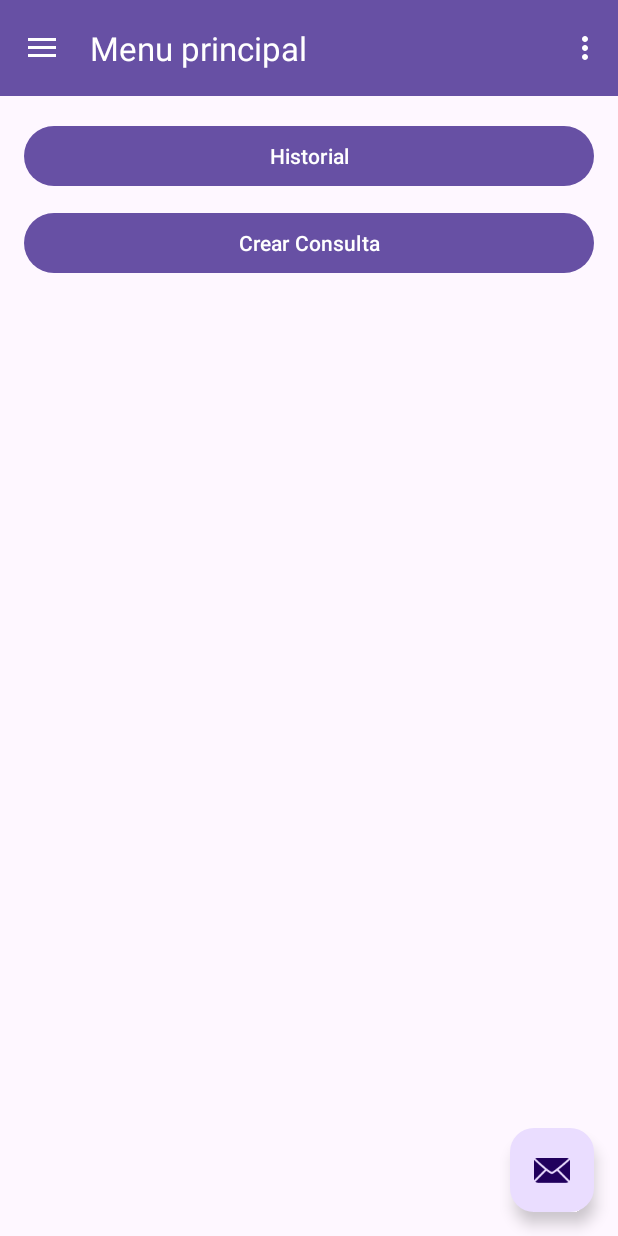
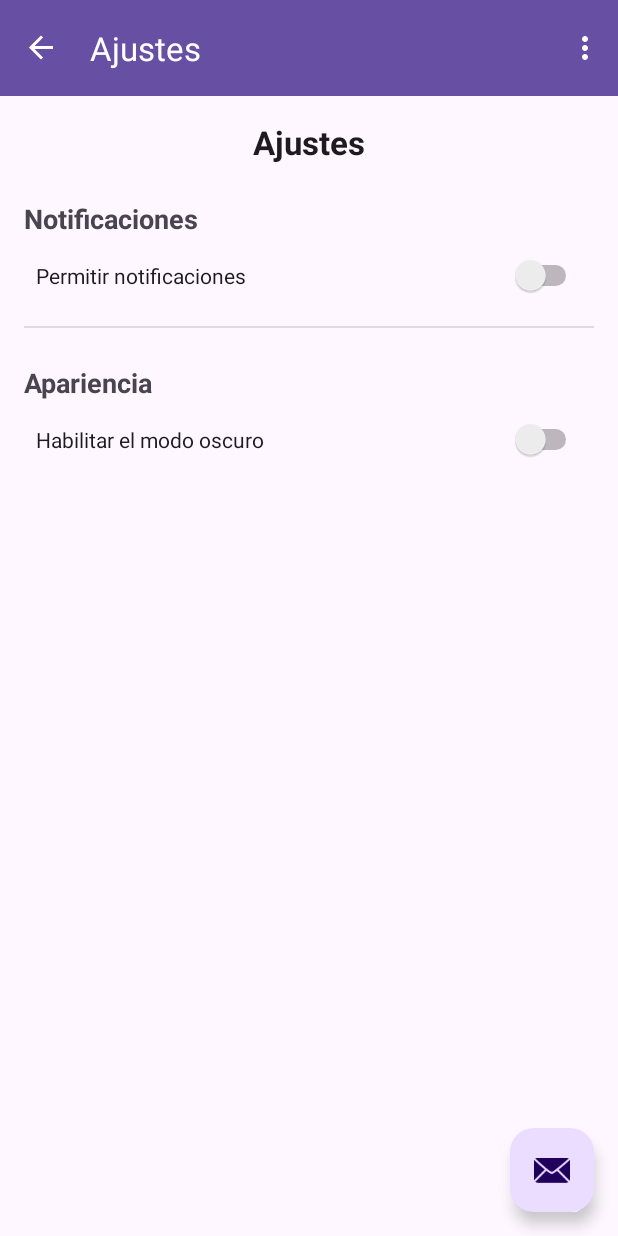
Before and after one commit to EdgarMontero/ProyectoDAMcliente, an Android app: the MenuDesplegable screen opened directly, with no data from a screen before it, in the options menu, after a tap on "Ajustes", on a phone screen of 412 x 824 dp. Run offline under Robolectric (Android 15) with nearby library versions, the phone set to English and light mode, and no system bars; our stand-ins replace navigation-ui.

Commit message:
commit 5 (ajustes y filtrar por tipo)

```diff
--- /dev/null
+++ b/app/src/main/java/com/edgarmontero/proyectoDam/ui/Ajustes.java
@@ -0,0 +1,118 @@
+package com.edgarmontero.proyectoDam.ui;
+
+import android.content.Context;
+import android.content.SharedPreferences;
+import android.os.Bundle;
+
+import androidx.appcompat.app.AppCompatDelegate;
+import androidx.fragment.app.Fragment;
+import android.view.LayoutInflater;
+import android.view.View;
+import android.view.ViewGroup;
+import android.widget.CompoundButton;
+import android.widget.Switch;
+import android.widget.Toast;
+import com.edgarmontero.proyectoDam.R;
+
+public class Ajustes extends Fragment {
+
+    private static final String ARG_PARAM1 = "param1";
+    private static final String ARG_PARAM2 = "param2";
+    private static final String PREFERENCES_FILE = "com.edgarmontero.proyectoDam.preferences";
+    private static final String NOTIFICATIONS_KEY = "notifications_enabled";
+    private static final String DARK_MODE_KEY = "dark_mode_enabled";
+
+    private String mParam1;
+    private String mParam2;
+
+    public Ajustes() {
+        // Required empty public constructor
+    }
+
+    public static Ajustes newInstance(String param1, String param2) {
+        Ajustes fragment = new Ajustes();
+        Bundle args = new Bundle();
+        args.putString(ARG_PARAM1, param1);
+        args.putString(ARG_PARAM2, param2);
+        fragment.setArguments(args);
+        return fragment;
+    }
+
+    @Override
+    public void onCreate(Bundle savedInstanceState) {
+        super.onCreate(savedInstanceState);
+        if (getArguments() != null) {
+            mParam1 = getArguments().getString(ARG_PARAM1);
+            mParam2 = getArguments().getString(ARG_PARAM2);
+        }
+
+        // Check saved preferences for dark mode
+        SharedPreferences preferences = getActivity().getSharedPreferences(PREFERENCES_FILE, Context.MODE_PRIVATE);
+        boolean isDarkModeEnabled = preferences.getBoolean(DARK_MODE_KEY, false);
+        if (isDarkModeEnabled) {
+            AppCompatDelegate.setDefaultNightMode(AppCompatDelegate.MODE_NIGHT_YES);
+        } else {
+            AppCompatDelegate.setDefaultNightMode(AppCompatDelegate.MODE_NIGHT_NO);
+        }
+    }
+
+    @Override
+    public View onCreateView(LayoutInflater inflater, ViewGroup container,
+                             Bundle savedInstanceState) {
+        View view = inflater.inflate(R.layout.fragment_ajustes, container, false);
+
+        // Switch to enable or disable notifications
+        Switch switchNotifications = view.findViewById(R.id.switch_notifications);
+        switchNotifications.setOnCheckedChangeListener(new CompoundButton.OnCheckedChangeListener() {
+            @Override
+            public void onCheckedChanged(CompoundButton buttonView, boolean isChecked) {
+                if (isChecked) {
+                    enableNotifications();
+                } else {
+                    disableNotifications();
+                }
+            }
+        });
+
+        Switch switchDarkMode = view.findViewById(R.id.switch_dark_mode);
+        SharedPreferences preferences = getActivity().getSharedPreferences(PREFERENCES_FILE, Context.MODE_PRIVATE);
+        switchDarkMode.setChecked(preferences.getBoolean(DARK_MODE_KEY, false));
+
+        switchDarkMode.setOnCheckedChangeListener(new CompoundButton.OnCheckedChangeListener() {
+            @Override
+            public void onCheckedChanged(CompoundButton buttonView, boolean isChecked) {
+                SharedPreferences.Editor editor = preferences.edit();
+                if (isChecked) {
+                    Toast.makeText(getContext(), "Dark Mode Enabled", Toast.LENGTH_SHORT).show();
+                    enableDarkMode();
+                    editor.putBoolean(DARK_MODE_KEY, true);
+                } else {
+                    Toast.makeText(getContext(), "Dark Mode Disabled", Toast.LENGTH_SHORT).show();
+                    disableDarkMode();
+                    editor.putBoolean(DARK_MODE_KEY, false);
+                }
+                editor.apply();
+            }
+        });
+
+        return view;
+    }
+
+    // Function to enable dark mode
+    private void enableDarkMode() {
+        AppCompatDelegate.setDefaultNightMode(AppCompatDelegate.MODE_NIGHT_YES);
+    }
+
+    // Function to disable dark mode
+    private void disableDarkMode() {
+        AppCompatDelegate.setDefaultNightMode(AppCompatDelegate.MODE_NIGHT_NO);
+    }
+
+    private void enableNotifications() {
+        Toast.makeText(getContext(), "Notificaciones activadas", Toast.LENGTH_SHORT).show();
+    }
+
+    private void disableNotifications() {
+        Toast.makeText(getContext(), "Notificaciones desactivadas", Toast.LENGTH_SHORT).show();
+    }
+}
--- a/app/src/main/res/layout/activity_main.xml
+++ b/app/src/main/res/layout/activity_main.xml
@@ -57,14 +57,14 @@
             android:layout_width="wrap_content"
             android:layout_height="wrap_content"
             android:layout_gravity="center"
-            android:text="@string/NoRegistrado" />
+            android:text="@string/no_registrado" />
 
         <Button
             android:id="@+id/registerButton"
             android:layout_width="131dp"
             android:layout_height="wrap_content"
             android:layout_gravity="center"
-            android:text="@string/CrearCuenta" />
+            android:text="@string/crear_cuenta" />
     </LinearLayout>
 
 </androidx.constraintlayout.widget.ConstraintLayout>
--- /dev/null
+++ b/app/src/main/res/layout/fragment_ajustes.xml
@@ -0,0 +1,62 @@
+<?xml version="1.0" encoding="utf-8"?>
+<LinearLayout xmlns:android="http://schemas.android.com/apk/res/android"
+    xmlns:tools="http://schemas.android.com/tools"
+    android:layout_width="match_parent"
+    android:layout_height="match_parent"
+    android:orientation="vertical"
+    android:padding="16dp"
+    tools:context=".ui.Ajustes">
+
+    <!-- Header for settings -->
+    <TextView
+        android:layout_width="match_parent"
+        android:layout_height="wrap_content"
+        android:text="@string/ajustes"
+        android:textAppearance="?android:attr/textAppearanceLarge"
+        android:gravity="center"
+        android:paddingBottom="16dp"
+        android:textStyle="bold" />
+
+    <!-- Section for notifications -->
+    <TextView
+        android:layout_width="match_parent"
+        android:layout_height="wrap_content"
+        android:text="@string/notificaciones"
+        android:textAppearance="?android:attr/textAppearanceMedium"
+        android:textStyle="bold"
+        android:paddingTop="8dp"
+        android:paddingBottom="8dp" />
+
+    <Switch
+        android:id="@+id/switch_notifications"
+        android:layout_width="match_parent"
+        android:layout_height="wrap_content"
+        android:text="@string/permitir_notificaciones"
+        android:padding="8dp" />
+
+    <!-- Divider line -->
+    <View
+        android:layout_width="match_parent"
+        android:layout_height="1dp"
+        android:background="?android:attr/listDivider"
+        android:layout_marginTop="16dp"
+        android:layout_marginBottom="16dp" />
+
+    <!-- Section for dark mode -->
+    <TextView
+        android:layout_width="match_parent"
+        android:layout_height="wrap_content"
+        android:text="@string/apariencia"
+        android:textAppearance="?android:attr/textAppearanceMedium"
+        android:textStyle="bold"
+        android:paddingTop="8dp"
+        android:paddingBottom="8dp" />
+
+    <Switch
+        android:id="@+id/switch_dark_mode"
+        android:layout_width="match_parent"
+        android:layout_height="wrap_content"
+        android:text="@string/habilitar_moso_oscuro"
+        android:padding="8dp" />
+
+</LinearLayout>
--- a/app/src/main/res/layout/fragment_home.xml
+++ b/app/src/main/res/layout/fragment_home.xml
@@ -17,14 +17,14 @@
             android:layout_width="match_parent"
             android:layout_height="wrap_content"
             android:layout_marginBottom="10dp"
-            android:text="@string/Historial" />
+            android:text="@string/historial" />
 
         <Button
             android:id="@+id/btnCrearConsulta"
             android:layout_width="match_parent"
             android:layout_height="wrap_content"
             android:layout_marginBottom="10dp"
-            android:text="@string/CrearConsulta" />
+            android:text="@string/crear_consulta" />
 
     </LinearLayout>
 </androidx.constraintlayout.widget.ConstraintLayout>
--- a/app/src/main/res/navigation/mobile_navigation.xml
+++ b/app/src/main/res/navigation/mobile_navigation.xml
@@ -16,6 +16,9 @@
         <action
             android:id="@+id/action_nav_home_to_nav_crear_consulta"
             app:destination="@id/nav_crear_consulta" />
+        <action
+            android:id="@+id/action_nav_home_to_nav_ajustes"
+            app:destination="@id/nav_ajustes" />
 
     </fragment>
 
@@ -39,4 +42,14 @@
             app:destination="@id/nav_home" />
     </fragment>
 
+    <fragment
+        android:id="@+id/nav_ajustes"
+        android:name="com.edgarmontero.proyectoDam.ui.Ajustes"
+        android:label="@string/ajustes"
+        tools:layout="@layout/fragment_ajustes" >
+        <action
+            android:id="@+id/action_nav_ajustes_to_nav_home"
+            app:destination="@id/nav_home" />
+    </fragment>
+
 </navigation>
--- a/app/src/main/res/values/strings.xml
+++ b/app/src/main/res/values/strings.xml
@@ -24,7 +24,7 @@
     <string name="guardar_paciente">Crear paciente</string>
     <string name="select_user">Usuario</string>
 
-    <string name="ip">http://192.168.9.63/api/</string>
+    <string name="ip">http://10.0.2.2/api/</string>
 
     <string name="buscar_usuario">Introducir DNI del paciente</string>
     <string name="buscar">Buscar</string>
@@ -34,13 +34,29 @@
     <string name="fecha_inicio">Fecha inicio</string>
     <string name="fecha_fin">Fecha final</string>
     <string name="filtrar">Filtrar</string>
-    <string name="Historial">Historial</string>
-    <string name="CrearConsulta">Crear Consulta</string>
-    <string name="NoRegistrado">No estas registrado? Create una cuenta</string>
-    <string name="CrearCuenta">Registrate</string>
-    <string name="RepetirContraseña">Repetir Contraseña</string>
-    <string name="Registarse">Registarse</string>
-    <string name="CorreoElectronico">Correo Electronico</string>
-    <string name="NombreApellido">Nombre y apellido</string>
+    <string name="historial">Historial</string>
+    <string name="crear_consulta">Crear Consulta</string>
+    <string name="no_registrado">No estas registrado? Create una cuenta</string>
+    <string name="crear_cuenta">Registrate</string>
+    <string name="repetir_contraseña">Repetir Contraseña</string>
+    <string name="registarse">Registarse</string>
+    <string name="correo_electronico">Correo Electronico</string>
+    <string name="nombre_apellido">Nombre y apellido</string>
+    <string name="ajustes">Ajustes</string>
+    <string name="notificaciones">Notificaciones</string>
+    <string name="permitir_notificaciones">Permitir notificaciones</string>
+    <string name="apariencia">Apariencia</string>
+    <string name="habilitar_moso_oscuro">Habilitar el modo oscuro</string>
+    <string name="tipo_consulta">Tipo de consulta</string>
+    <string name="descripcion_consulta">Descripcion de la consulta</string>
+    <string name="fecha_consulta">Fecha de la consulta</string>
+    <string name="pedir_consulta">Pedir consulta</string>
+    <string-array name="estado_consulta_buscar_options">
+        <item>Todos</item>
+        <item>pendiente</item>
+        <item>aceptada</item>
+        <item>cancelada</item>
+        <item>finalizada</item>
+    </string-array>
 
 </resources>
```
Also changed, not shown: app/src/main/java/com/edgarmontero/proyectoDam/MainActivity.java (+11 -0 lines), app/src/main/java/com/edgarmontero/proyectoDam/MenuDesplegable.java (+72 -9 lines), app/src/main/java/com/edgarmontero/proyectoDam/ui/CrearConsulta.java (+26 -18 lines), app/src/main/java/com/edgarmontero/proyectoDam/ui/HistorialPaciente.java (+16 -67 lines), app/src/main/res/layout/activity_register.xml (+4 -4 lines), app/src/main/res/layout/dialog_email.xml (added, +28 -0 lines), app/src/main/res/layout/fragment_crear_consulta.xml (+4 -14 lines), app/src/main/res/layout/fragment_historial_paciente.xml (+12 -0 lines).
